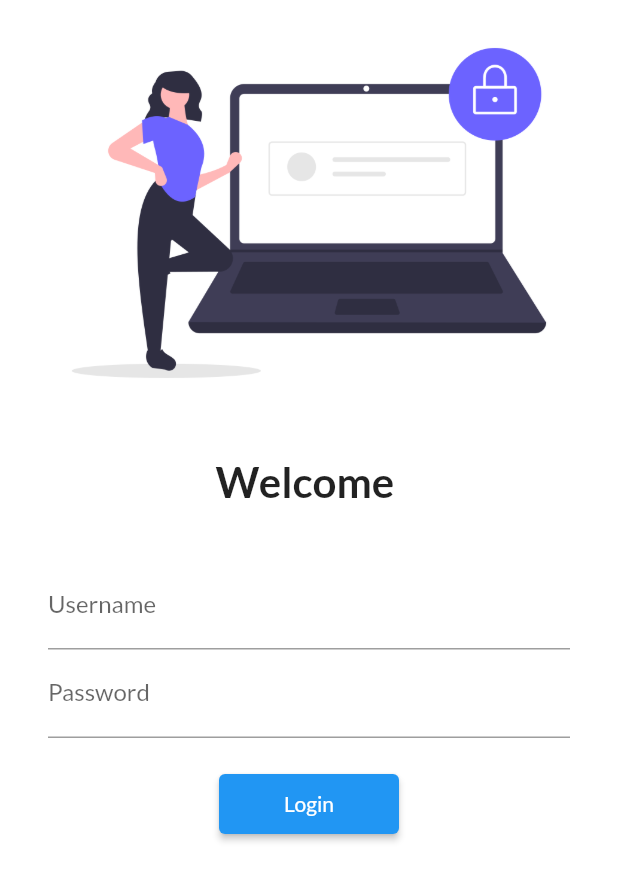
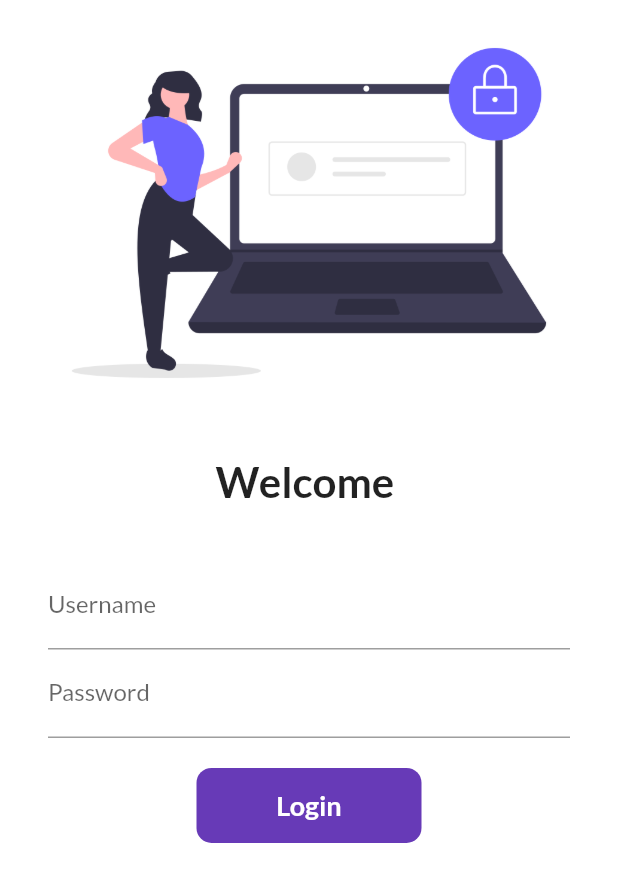
Before and after one commit to RAJHIMANSHUPATEL/30DaysOfFlutter, a Flutter app: the screen it shows after launch, on a phone screen of 412 x 824 dp. Shown: the top 882 px of the screen. Run offline on Flutter 3.47's test engine with Material 2 defaults, Android fonts, the phone set to English and light mode, and no system bars; our stand-ins replace google_fonts.

Commit message:
day6 copleted

```diff
--- a/lib/pages/login_page.dart
+++ b/lib/pages/login_page.dart
@@ -9,6 +9,7 @@ class LoginPage extends StatefulWidget {
 
 class _LoginPageState extends State<LoginPage> {
   String name = "";
+  bool changeButton = false;
 
   @override
   Widget build(BuildContext context) {
@@ -46,9 +47,7 @@ class _LoginPageState extends State<LoginPage> {
                       ),
                       onChanged: (value) {
                         name = value;
-                        setState(() {
-
-                        });
+                        setState(() {});
                       },
                     ),
                     TextFormField(
@@ -61,12 +60,47 @@ class _LoginPageState extends State<LoginPage> {
                     SizedBox(
                       height: 20,
                     ),
-                    ElevatedButton(
-                        child: Text("Login"),
-                        style: TextButton.styleFrom(minimumSize: Size(120, 40)),
-                        onPressed: () {
-                          Navigator.pushNamed(context, MyRoutes.homeRoute);
-                        })
+                    InkWell(
+                      onTap: () async {
+                        setState(() {
+                          changeButton = true;
+                        });
+
+                        await Future.delayed(Duration(seconds: 1));
+                        Navigator.pushNamed(context, MyRoutes.homeRoute);
+                      },
+                      child: AnimatedContainer(
+                        duration: Duration(seconds: 1),
+                        width: changeButton ? 50 : 150,
+                        height: 50,
+                        alignment: Alignment.center,
+                        child: changeButton
+                            ? Icon(
+                                Icons.done,
+                                color: Colors.white,
+                              )
+                            : Text(
+                                "Login",
+                                style: TextStyle(
+                                  color: Colors.white,
+                                  fontWeight: FontWeight.bold,
+                                  fontSize: 18,
+                                ),
+                              ),
+                        decoration: BoxDecoration(
+                          color: Colors.deepPurple,
+                          borderRadius: changeButton
+                              ? BorderRadius.circular(50)
+                              : BorderRadius.circular(10),
+                        ),
+                      ),
+                    ),
+                    // ElevatedButton(
+                    //     child: Text("Login"),
+                    //     style: TextButton.styleFrom(minimumSize: Size(120, 40)),
+                    //     onPressed: () {
+                    //       Navigator.pushNamed(context, MyRoutes.homeRoute);
+                    //     })
                   ],
                 ),
               )
```
